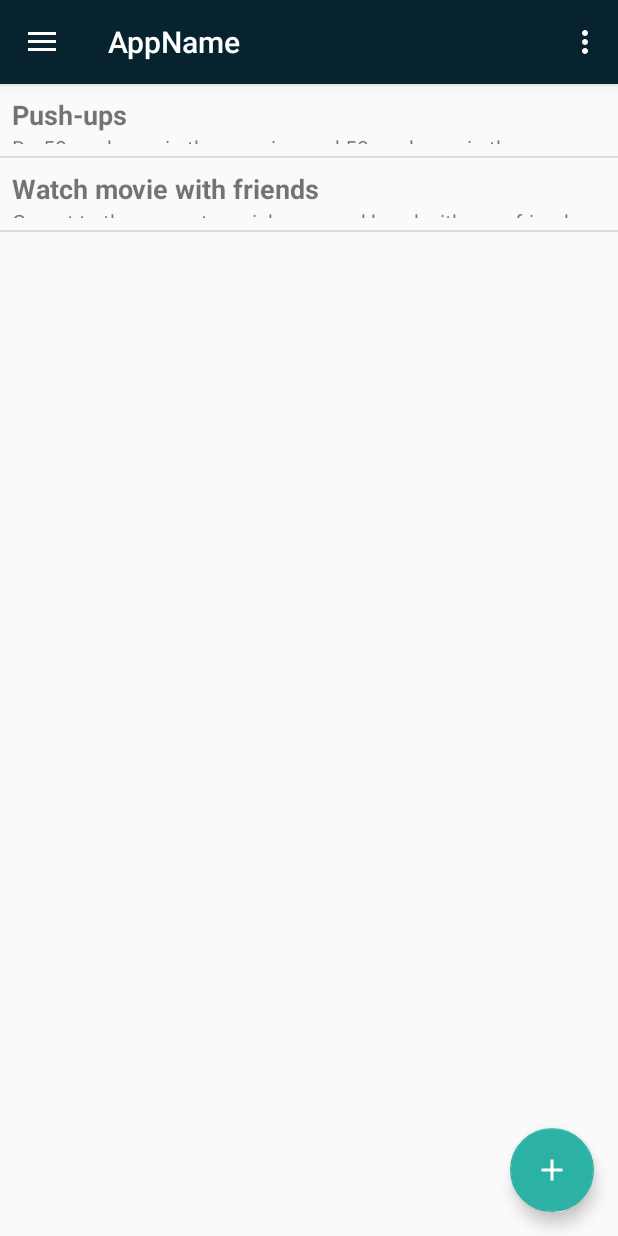
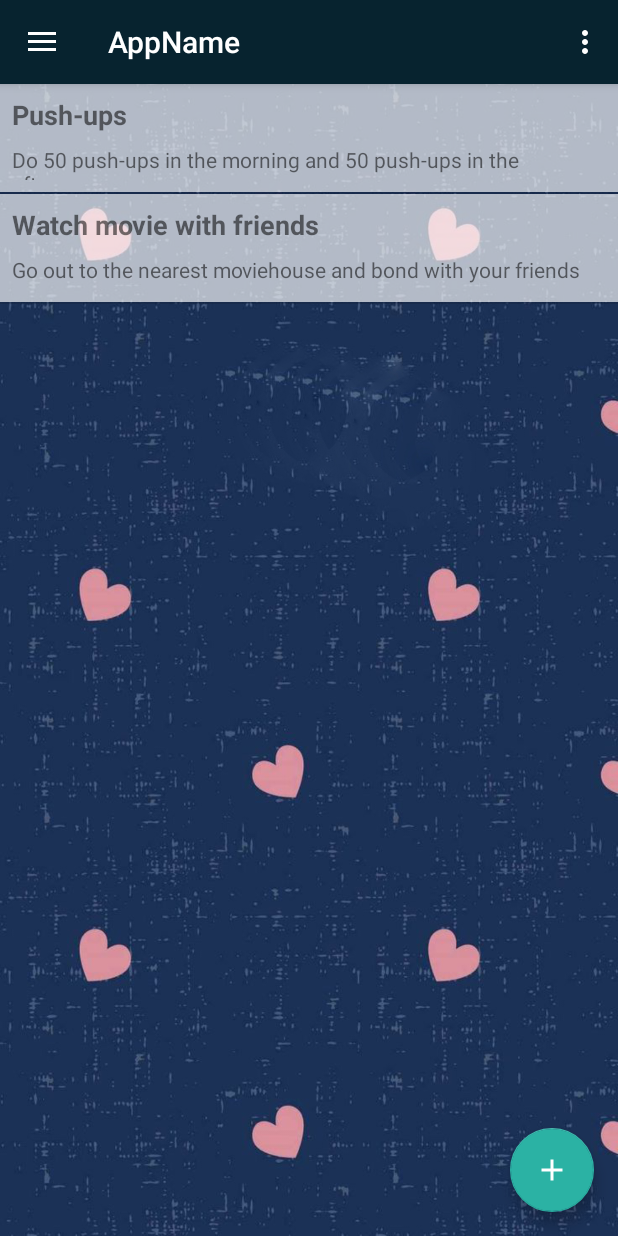
Before and after one commit to rainerkent/hackathon, an Android app: the MissionFragment screen opened directly, with no data from a screen before it, on a phone screen of 412 x 824 dp. Run offline under Robolectric (Android 15) with nearby library versions, the phone set to English and light mode, and no system bars.

Commit message:
adjust recyclerview item height

```diff
--- a/app/src/main/res/layout/activity_login.xml
+++ b/app/src/main/res/layout/activity_login.xml
@@ -5,6 +5,9 @@
     android:layout_height="match_parent"
     android:orientation="vertical"
     android:background="@drawable/bg">
+    <ScrollView
+        android:layout_width="match_parent"
+        android:layout_height="wrap_content">
 
     <LinearLayout
         android:layout_marginTop="100dp"
@@ -94,4 +97,5 @@
             android:textColor="@color/white"
             android:textSize="20sp" />
     </LinearLayout>
+    </ScrollView>
 </LinearLayout>
--- a/app/src/main/res/layout/content_home.xml
+++ b/app/src/main/res/layout/content_home.xml
@@ -7,6 +7,7 @@
     app:layout_behavior="@string/appbar_scrolling_view_behavior"
     tools:context="com.r2sdittos.hackathon.HomeActivity"
     tools:showIn="@layout/app_bar_home"
-    android:id="@+id/content_home">
+    android:id="@+id/content_home"
+    android:background="@drawable/bg">
 
 </FrameLayout>
--- a/app/src/main/res/layout/layout_mission_item.xml
+++ b/app/src/main/res/layout/layout_mission_item.xml
@@ -1,12 +1,14 @@
 <?xml version="1.0" encoding="utf-8"?>
 <LinearLayout xmlns:android="http://schemas.android.com/apk/res/android"
     android:orientation="vertical" android:layout_width="match_parent"
-    android:layout_height="48dp" android:padding="8dp">
+    android:layout_height="72dp" android:padding="8dp"
+    android:background="#AAFFFFFF">
 
     <TextView
         android:id="@+id/title"
         android:layout_width="wrap_content"
         android:layout_height="wrap_content"
+        android:layout_marginBottom="8dp"
         android:textSize="18sp"
         android:text="Title"
         android:textStyle="bold"/>
```
